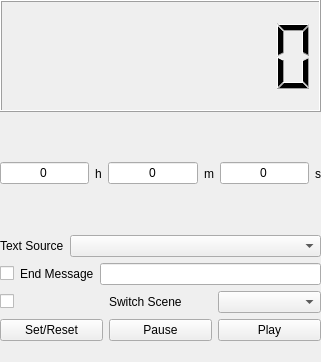
First picture: the form in src/CountdownTimer.ui, repository MagraoIDE/obs-plugin-countdown, before the edit.
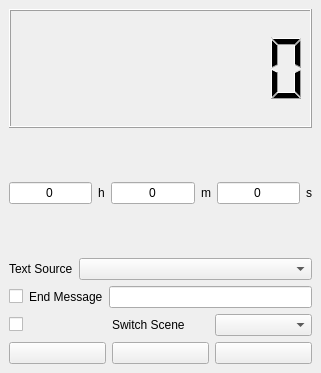
Second picture: the form after the edit. Icons and pictures are not drawn.

Diff of the .ui file:
```diff
--- a/src/CountdownTimer.ui
+++ b/src/CountdownTimer.ui
@@ -7,7 +7,7 @@
     <x>0</x>
     <y>0</y>
     <width>321</width>
-    <height>362</height>
+    <height>373</height>
    </rect>
   </property>
   <property name="sizePolicy">
@@ -23,15 +23,8 @@
    <string>Countdown Timer</string>
   </property>
   <widget class="QWidget" name="dockWidgetContents">
-   <widget class="QWidget" name="verticalLayoutWidget_3">
-    <property name="geometry">
-     <rect>
-      <x>0</x>
-      <y>0</y>
-      <width>321</width>
-      <height>341</height>
-     </rect>
-    </property>
+   <layout class="QVBoxLayout" name="verticalLayout">
+    <item>
     <layout class="QVBoxLayout" name="verticalLayout_6">
      <item>
       <layout class="QHBoxLayout" name="timerDisplayLayout">
@@ -177,29 +170,30 @@
       <layout class="QHBoxLayout" name="horizontalLayout_12">
        <item>
         <widget class="QPushButton" name="resetButton">
-         <property name="text">
-          <string>Set/Reset</string>
+          <property name="icon">
+           <iconset theme="restartIcon"/>
          </property>
         </widget>
        </item>
        <item>
         <widget class="QPushButton" name="pauseButton">
-         <property name="text">
-          <string>Pause</string>
+          <property name="icon">
+           <iconset theme="pauseIcon"/>
          </property>
         </widget>
        </item>
        <item>
         <widget class="QPushButton" name="playButton">
-         <property name="text">
-          <string>Play</string>
+          <property name="icon">
+           <iconset theme="playIcon"/>
          </property>
         </widget>
        </item>
       </layout>
      </item>
     </layout>
-   </widget>
+    </item>
+   </layout>
   </widget>
  </widget>
  <resources/>
```
Lines whose indentation alone changed are shown as unchanged.
